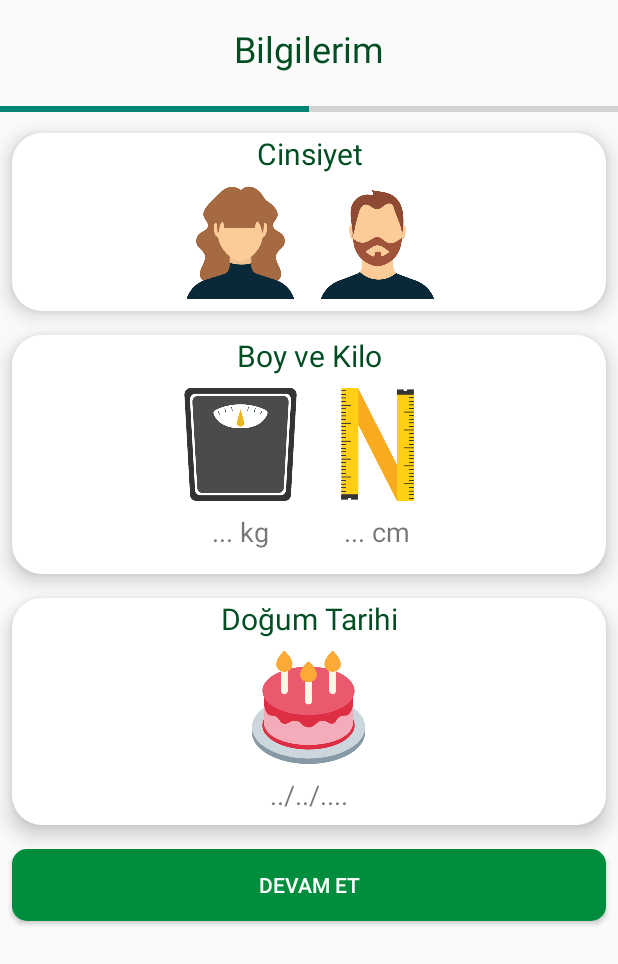
After one commit to ImageProcessingBasedDietApp/AndroidApp, an Android app: the layout activity_register.xml on its own in the app's theme, with its tools: preview values and no code run, on a phone screen of 412 x 824 dp. The commit adds this screen. Shown: the top 964 px of the screen. Run offline under Robolectric (Android 15) with nearby library versions, the phone set to English and light mode, and no system bars.

Commit message:
RegisterActivity added.

```diff
--- a/app/src/main/java/com/ilaydaberna/imageprocessingbaseddietapp/ui/component/login/AuthListener.kt
+++ b/app/src/main/java/com/ilaydaberna/imageprocessingbaseddietapp/ui/component/login/AuthListener.kt
@@ -5,8 +5,10 @@ package com.ilaydaberna.imageprocessingbaseddietapp.ui.component.login
 
 interface AuthListener {
     fun onStarted()
-    fun onSuccess()
+    fun onSuccessLogin()
     fun onFailure(message: String)
     fun forgotPassword()
     fun onSuccessSendEmail(message: String)
+    fun onSuccessRegister()
+
 }
--- a/app/src/main/java/com/ilaydaberna/imageprocessingbaseddietapp/ui/component/login/AuthViewModel.kt
+++ b/app/src/main/java/com/ilaydaberna/imageprocessingbaseddietapp/ui/component/login/AuthViewModel.kt
@@ -52,7 +52,7 @@ class AuthViewModel (private val repository: UserRepository) : ViewModel() {
             .observeOn(AndroidSchedulers.mainThread())
             .subscribe({
                 //sending a success callback
-                authListener?.onSuccess()
+                authListener?.onSuccessLogin()
             }, {
                 //sending a failure callback
                 authListener?.onFailure("E-posta ya da şifre doğru değil")
@@ -79,7 +79,7 @@ class AuthViewModel (private val repository: UserRepository) : ViewModel() {
                 .subscribeOn(Schedulers.io())
                 .observeOn(AndroidSchedulers.mainThread())
                 .subscribe({
-                    authListener?.onSuccess()
+                    authListener?.onSuccessRegister()
                 }, {
                     authListener?.onFailure("Bu mail zaten kayıtlı")
                 })
--- /dev/null
+++ b/app/src/main/res/layout/activity_register.xml
@@ -0,0 +1,394 @@
+<?xml version="1.0" encoding="utf-8"?>
+<ScrollView xmlns:android="http://schemas.android.com/apk/res/android"
+    xmlns:app="http://schemas.android.com/apk/res-auto"
+    xmlns:tools="http://schemas.android.com/tools"
+    android:layout_width="match_parent"
+    android:layout_height="match_parent"
+    android:orientation="vertical">
+    <LinearLayout
+        android:layout_width="match_parent"
+        android:layout_height="match_parent"
+        android:orientation="vertical">
+
+        <LinearLayout
+            android:id="@+id/layout_first_step"
+            android:layout_width="match_parent"
+            android:layout_height="match_parent"
+            android:orientation="vertical"
+            android:visibility="visible">
+
+            <TextView
+                android:layout_width="match_parent"
+                android:layout_height="wrap_content"
+                android:layout_margin="16dp"
+                android:gravity="center"
+                android:text="Bilgilerim"
+                android:textColor="@color/green_700"
+                android:textSize="24dp" />
+
+
+            <ProgressBar
+                android:id="@+id/progressBar"
+                style="?android:attr/progressBarStyleHorizontal"
+                android:progress="50"
+                android:layout_width="match_parent"
+                android:layout_height="wrap_content" />
+
+            <LinearLayout
+                android:id="@+id/layout_gender"
+                android:layout_width="match_parent"
+                android:layout_height="wrap_content"
+                android:layout_marginTop="8dp"
+                android:layout_margin="8dp"
+                android:background="@drawable/circular_border_white"
+                android:elevation="8dp"
+                android:orientation="vertical">
+
+                <TextView
+                    android:layout_width="match_parent"
+                    android:layout_height="wrap_content"
+                    android:gravity="center"
+                    android:text="Cinsiyet"
+                    android:textColor="@color/green_700"
+                    android:textSize="20dp" />
+
+                <LinearLayout
+                    android:layout_width="match_parent"
+                    android:layout_height="wrap_content"
+                    android:gravity="center"
+                    android:orientation="horizontal">
+
+                    <ImageView
+                        android:id="@+id/iv_woman"
+                        android:layout_width="75dp"
+                        android:layout_height="75dp"
+                        android:layout_margin="8dp"
+                        app:srcCompat="@drawable/icon_woman" />
+
+                    <ImageView
+                        android:id="@+id/iv_man"
+                        android:layout_width="75dp"
+                        android:layout_height="75dp"
+                        android:layout_margin="8dp"
+                        app:srcCompat="@drawable/icon_man" />
+
+                </LinearLayout>
+            </LinearLayout>
+
+            <LinearLayout
+                android:id="@+id/layout_bmi"
+                android:layout_width="match_parent"
+                android:layout_height="wrap_content"
+                android:layout_margin="8dp"
+                android:background="@drawable/circular_border_white"
+                android:elevation="8dp"
+                android:orientation="vertical">
+
+                <TextView
+                    android:layout_width="match_parent"
+                    android:layout_height="wrap_content"
+                    android:gravity="center"
+                    android:text="Boy ve Kilo"
+                    android:textColor="@color/green_700"
+                    android:textSize="20dp" />
+
+                <LinearLayout
+                    android:layout_width="match_parent"
+                    android:layout_height="wrap_content"
+                    android:gravity="center"
+                    android:orientation="horizontal">
+
+                    <LinearLayout
+                        android:layout_width="wrap_content"
+                        android:layout_height="wrap_content"
+                        android:layout_margin="8dp"
+                        android:gravity="center"
+                        android:orientation="vertical">
+
+                        <ImageView
+                            android:id="@+id/iv_weight"
+                            android:layout_width="75dp"
+                            android:layout_height="75dp"
+                            app:srcCompat="@drawable/icon_weight_register" />
+
+                        <TextView
+                            android:id="@+id/tv_weight"
+                            android:layout_width="wrap_content"
+                            android:layout_height="wrap_content"
+                            android:layout_margin="8dp"
+                            android:text="... kg"
+                            android:textSize="18dp" />
+                    </LinearLayout>
+
+                    <LinearLayout
+                        android:layout_width="wrap_content"
+                        android:layout_height="wrap_content"
+                        android:layout_margin="8dp"
+                        android:gravity="center"
+                        android:orientation="vertical">
+
+                        <ImageView
+                            android:id="@+id/iv_height"
+                            android:layout_width="75dp"
+                            android:layout_height="75dp"
+                            app:srcCompat="@drawable/icon_height_register" />
+
+                        <TextView
+                            android:id="@+id/tv_height"
+                            android:layout_width="wrap_content"
+                            android:layout_height="wrap_content"
+                            android:layout_margin="8dp"
+                            android:text="... cm"
+                            android:textSize="18dp" />
+                    </LinearLayout>
+
+                </LinearLayout>
+            </LinearLayout>
+
+            <LinearLayout
+                android:id="@+id/layout_birthdate"
+                android:layout_width="match_parent"
+                android:layout_height="wrap_content"
+                android:layout_margin="8dp"
+                android:background="@drawable/circular_border_white"
+                android:elevation="8dp"
+                android:orientation="vertical">
+
+                <TextView
+                    android:layout_width="match_parent"
+                    android:layout_height="wrap_content"
+                    android:gravity="center"
+                    android:text="Doğum Tarihi"
+                    android:textColor="@color/green_700"
+                    android:textSize="20dp" />
+
+                <ImageView
+                    android:id="@+id/iv_birthdate"
+                    android:layout_width="75dp"
+                    android:layout_height="75dp"
+                    android:layout_gravity="center"
+                    android:layout_margin="8dp"
+                    app:srcCompat="@drawable/icon_cake" />
+
+                <TextView
+                    android:id="@+id/tv_birthdate"
+                    android:layout_width="match_parent"
+                    android:layout_height="wrap_content"
+                    android:layout_marginBottom="8dp"
+                    android:gravity="center"
+                    android:text="../../...."
+                    android:textSize="18dp" />
+            </LinearLayout>
+
+            <Button
+                android:id="@+id/button_register_continue"
+                android:layout_width="match_parent"
+                android:layout_height="wrap_content"
+                android:layout_margin="8dp"
+                android:background="@drawable/button_default"
+                android:elevation="8dp"
+                android:text="Devam Et"
+                android:textColor="@color/white" />
+
+        </LinearLayout>
+
+        <LinearLayout
+            android:id="@+id/layout_second_step"
+            android:layout_width="match_parent"
+            android:layout_height="match_parent"
+            android:orientation="vertical"
+            android:visibility="gone">
+
+            <TextView
+                android:layout_width="match_parent"
+                android:layout_height="wrap_content"
+                android:layout_margin="16dp"
+                android:gravity="center"
+                android:text="Hedeflerim"
+                android:textColor="@color/green_700"
+                android:textSize="24dp" />
+
+            <ProgressBar
+                android:id="@+id/progressBar2"
+                style="?android:attr/progressBarStyleHorizontal"
+                android:progress="100"
+                android:layout_width="match_parent"
+                android:layout_height="wrap_content" />
+
+            <LinearLayout
+                android:id="@+id/layout_goal_weight"
+                android:layout_width="match_parent"
+                android:layout_height="wrap_content"
+                android:layout_marginTop="8dp"
+                android:layout_margin="8dp"
+                android:background="@drawable/circular_border_white"
+                android:elevation="8dp"
+                android:orientation="vertical">
+
+                <TextView
+                    android:layout_width="match_parent"
+                    android:layout_height="wrap_content"
+                    android:gravity="center"
+                    android:text="Hedef Kilo"
+                    android:textColor="@color/green_700"
+                    android:textSize="20dp" />
+
+                <ImageView
+                    android:id="@+id/iv_goal_weight"
+                    android:layout_width="75dp"
+                    android:layout_height="75dp"
+                    android:layout_gravity="center"
+                    android:layout_margin="8dp"
+                    app:srcCompat="@drawable/icon_register_goal_weight" />
+
+                <TextView
+                    android:id="@+id/tv_goal_weight"
+                    android:layout_width="match_parent"
+                    android:layout_height="wrap_content"
+                    android:layout_marginBottom="8dp"
+                    android:gravity="center"
+                    android:text=".. kg"
+                    android:textSize="18dp" />
+            </LinearLayout>
+
+            <LinearLayout
+                android:id="@+id/layout_goal_liquid"
+                android:layout_width="match_parent"
+                android:layout_height="wrap_content"
+                android:layout_margin="8dp"
+                android:background="@drawable/circular_border_white"
+                android:elevation="8dp"
+                android:orientation="vertical">
+
+                <TextView
+                    android:layout_width="match_parent"
+                    android:layout_height="wrap_content"
+                    android:gravity="center"
+                    android:text="Hedef İçecek"
+                    android:textColor="@color/green_700"
+                    android:textSize="20dp" />
+
+                <LinearLayout
+                    android:layout_width="match_parent"
+                    android:layout_height="wrap_content"
+                    android:gravity="center"
+                    android:orientation="horizontal">
+
+                    <LinearLayout
+                        android:layout_width="wrap_content"
+                        android:layout_height="wrap_content"
+                        android:layout_margin="8dp"
+                        android:gravity="center"
+                        android:orientation="vertical">
+
+                        <ImageView
+                            android:id="@+id/iv_goal_water"
+                            android:layout_width="75dp"
+                            android:layout_height="75dp"
+                            app:srcCompat="@drawable/icon_glass_water" />
+
+                        <TextView
+                            android:id="@+id/tv_goal_water"
+                            android:layout_width="wrap_content"
+                            android:layout_height="wrap_content"
+                            android:layout_margin="8dp"
+                            android:text=".. bardak"
+                            android:textSize="18dp" />
+                    </LinearLayout>
+
+                    <LinearLayout
+                        android:layout_width="wrap_content"
+                        android:layout_height="wrap_content"
+                        android:layout_margin="8dp"
+                        android:gravity="center"
+                        android:orientation="vertical">
+
+                        <ImageView
+                            android:id="@+id/iv_goal_coffee"
+                            android:layout_width="75dp"
+                            android:layout_height="75dp"
+                            app:srcCompat="@drawable/icon_turkish_coffee" />
+
+                        <TextView
+                            android:id="@+id/tv_goal_coffee"
+                            android:layout_width="wrap_content"
+                            android:layout_height="wrap_content"
+                            android:layout_margin="8dp"
+                            android:text=".. fincan"
+                            android:textSize="18dp" />
+                    </LinearLayout>
+
+                    <LinearLayout
+                        android:layout_width="wrap_content"
+                        android:layout_height="wrap_content"
+                        android:layout_margin="8dp"
+                        android:gravity="center"
+                        android:orientation="vertical">
+
+                        <ImageView
+                            android:id="@+id/iv_goal_tea"
+                            android:layout_width="75dp"
+                            android:layout_height="75dp"
+                            app:srcCompat="@drawable/icon_turkish_tea" />
+
+                        <TextView
+                            android:id="@+id/tv_goal_tea"
+                            android:layout_width="wrap_content"
+                            android:layout_height="wrap_content"
+                            android:layout_margin="8dp"
+                            android:text=".. çay bardağı"
+                            android:textSize="18dp" />
+                    </LinearLayout>
+
+                </LinearLayout>
+            </LinearLayout>
+
+            <LinearLayout
+                android:id="@+id/layout_goal_step"
+                android:layout_width="match_parent"
+                android:layout_height="wrap_content"
+                android:layout_margin="8dp"
+                android:background="@drawable/circular_border_white"
+                android:elevation="8dp"
+                android:orientation="vertical">
+
+                <TextView
+                    android:layout_width="match_parent"
+                    android:layout_height="wrap_content"
+                    android:gravity="center"
+                    android:text="Hedef Günlük Adım Sayısı"
+                    android:textColor="@color/green_700"
+                    android:textSize="20dp" />
+
+                <ImageView
+                    android:id="@+id/iv_goal_step"
+                    android:layout_width="75dp"
+                    android:layout_height="75dp"
+                    android:layout_gravity="center"
+                    android:layout_margin="8dp"
+                    app:srcCompat="@drawable/icon_step" />
+
+                <TextView
+                    android:id="@+id/tv_goal_step"
+                    android:layout_width="match_parent"
+                    android:layout_height="wrap_content"
+                    android:layout_marginBottom="8dp"
+                    android:gravity="center"
+                    android:text="....... adım"
+                    android:textSize="18dp" />
+            </LinearLayout>
+
+            <Button
+                android:id="@+id/button_register_save"
+                android:layout_width="match_parent"
+                android:layout_height="wrap_content"
+                android:layout_margin="8dp"
+                android:background="@drawable/button_default"
+                android:elevation="8dp"
+                android:text="Kaydet"
+                android:textColor="@color/white" />
+
+        </LinearLayout>
+
+</LinearLayout>
+</ScrollView>
```
Also changed, not shown: app/src/main/java/com/ilaydaberna/imageprocessingbaseddietapp/ui/component/login/LoginActivity.kt (+7 -3 lines), app/src/main/java/com/ilaydaberna/imageprocessingbaseddietapp/ui/component/login/RegisterActivity.kt (added, +202 -0 lines), app/src/main/java/com/ilaydaberna/imageprocessingbaseddietapp/util/ViewUtils.kt (+7 -0 lines), app/src/main/res/layout/dialog_enter_int_value.xml (added, +32 -0 lines), app/src/main/res/drawable/icon_cake.png (added), app/src/main/res/drawable/icon_glass_water.png (added), app/src/main/res/drawable/icon_height_register.png (added), app/src/main/res/drawable/icon_man.png (added), app/src/main/res/drawable/icon_man_selected.png (added), app/src/main/res/drawable/icon_register_goal_weight.png (added), app/src/main/res/drawable/icon_step.png (added), app/src/main/res/drawable/icon_turkish_coffee.png (added), app/src/main/res/drawable/icon_turkish_coffee_empty.png (added), app/src/main/res/drawable/icon_turkish_tea.png (added), 3 more files.
